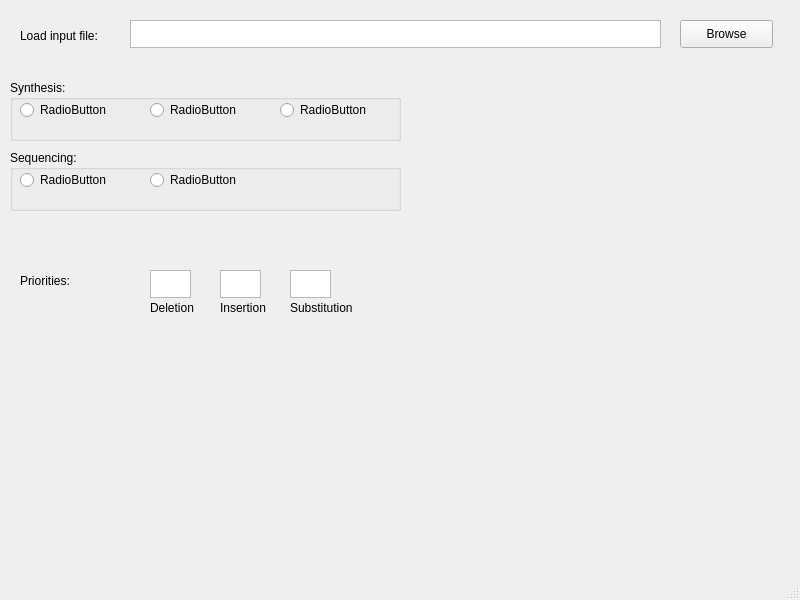
oyerush/DNASimulator, file dnaSimulator/form.ui: the form before one commit.
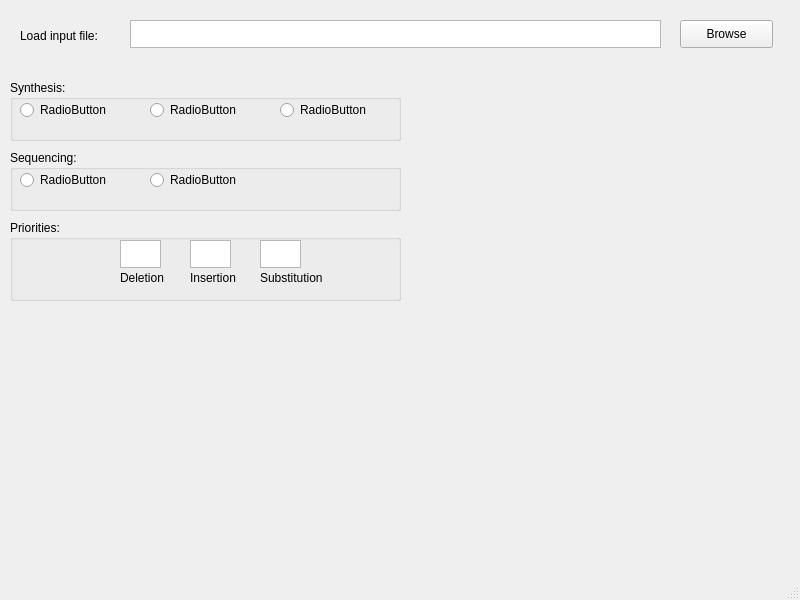
The form after the commit.

Commit message: added a group box for the priorities as well

Patch:
```diff
--- a/dnaSimulator/form.ui
+++ b/dnaSimulator/form.ui
@@ -56,88 +56,6 @@
      </rect>
     </property>
    </widget>
-   <widget class="QLabel" name="label_3">
-    <property name="geometry">
-     <rect>
-      <x>20</x>
-      <y>270</y>
-      <width>71</width>
-      <height>21</height>
-     </rect>
-    </property>
-    <property name="text">
-     <string>Priorities:</string>
-    </property>
-   </widget>
-   <widget class="QTextEdit" name="textEdit">
-    <property name="geometry">
-     <rect>
-      <x>150</x>
-      <y>270</y>
-      <width>41</width>
-      <height>28</height>
-     </rect>
-    </property>
-   </widget>
-   <widget class="QTextEdit" name="textEdit_2">
-    <property name="geometry">
-     <rect>
-      <x>220</x>
-      <y>270</y>
-      <width>41</width>
-      <height>28</height>
-     </rect>
-    </property>
-   </widget>
-   <widget class="QTextEdit" name="textEdit_3">
-    <property name="geometry">
-     <rect>
-      <x>290</x>
-      <y>270</y>
-      <width>41</width>
-      <height>28</height>
-     </rect>
-    </property>
-   </widget>
-   <widget class="QLabel" name="label_4">
-    <property name="geometry">
-     <rect>
-      <x>150</x>
-      <y>300</y>
-      <width>55</width>
-      <height>16</height>
-     </rect>
-    </property>
-    <property name="text">
-     <string>Deletion</string>
-    </property>
-   </widget>
-   <widget class="QLabel" name="label_5">
-    <property name="geometry">
-     <rect>
-      <x>220</x>
-      <y>300</y>
-      <width>55</width>
-      <height>16</height>
-     </rect>
-    </property>
-    <property name="text">
-     <string>Insertion</string>
-    </property>
-   </widget>
-   <widget class="QLabel" name="label_6">
-    <property name="geometry">
-     <rect>
-      <x>290</x>
-      <y>300</y>
-      <width>71</width>
-      <height>16</height>
-     </rect>
-    </property>
-    <property name="text">
-     <string>Substitution</string>
-    </property>
-   </widget>
    <widget class="QGroupBox" name="groupBox">
     <property name="geometry">
      <rect>
@@ -244,6 +162,88 @@
      </attribute>
     </widget>
    </widget>
+   <widget class="QGroupBox" name="groupBox_3">
+    <property name="geometry">
+     <rect>
+      <x>10</x>
+      <y>220</y>
+      <width>391</width>
+      <height>81</height>
+     </rect>
+    </property>
+    <property name="title">
+     <string>Priorities:</string>
+    </property>
+    <widget class="QLabel" name="label_6">
+     <property name="geometry">
+      <rect>
+       <x>250</x>
+       <y>50</y>
+       <width>71</width>
+       <height>16</height>
+      </rect>
+     </property>
+     <property name="text">
+      <string>Substitution</string>
+     </property>
+    </widget>
+    <widget class="QTextEdit" name="textEdit_3">
+     <property name="geometry">
+      <rect>
+       <x>250</x>
+       <y>20</y>
+       <width>41</width>
+       <height>28</height>
+      </rect>
+     </property>
+    </widget>
+    <widget class="QLabel" name="label_4">
+     <property name="geometry">
+      <rect>
+       <x>110</x>
+       <y>50</y>
+       <width>55</width>
+       <height>16</height>
+      </rect>
+     </property>
+     <property name="text">
+      <string>Deletion</string>
+     </property>
+    </widget>
+    <widget class="QTextEdit" name="textEdit">
+     <property name="geometry">
+      <rect>
+       <x>110</x>
+       <y>20</y>
+       <width>41</width>
+       <height>28</height>
+      </rect>
+     </property>
+    </widget>
+    <widget class="QTextEdit" name="textEdit_2">
+     <property name="geometry">
+      <rect>
+       <x>180</x>
+       <y>20</y>
+       <width>41</width>
+       <height>28</height>
+      </rect>
+     </property>
+    </widget>
+    <widget class="QLabel" name="label_5">
+     <property name="geometry">
+      <rect>
+       <x>180</x>
+       <y>50</y>
+       <width>55</width>
+       <height>16</height>
+      </rect>
+     </property>
+     <property name="text">
+      <string>Insertion</string>
+     </property>
+    </widget>
+   </widget>
   </widget>
   <widget class="QMenuBar" name="menubar">
    <property name="geometry">
```
The commit also changes 1 other file.
